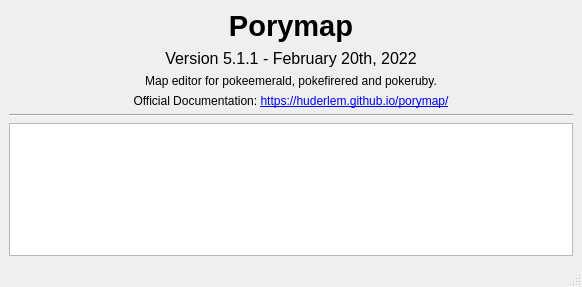
Old version of the form forms/aboutporymap.ui in the repository huderlem/porymap.
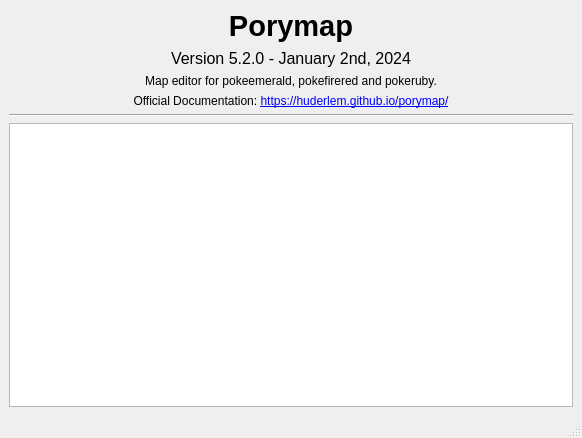
New version of the form.

```diff
--- a/forms/aboutporymap.ui
+++ b/forms/aboutporymap.ui
@@ -7,7 +7,7 @@
     <x>0</x>
     <y>0</y>
     <width>582</width>
-    <height>287</height>
+    <height>438</height>
    </rect>
   </property>
   <property name="windowTitle">
@@ -53,7 +53,7 @@
        </font>
       </property>
       <property name="text">
-       <string>Version 5.1.1 - February 20th, 2022</string>
+       <string>Version 5.2.0 - January 2nd, 2024</string>
       </property>
       <property name="alignment">
        <set>Qt::AlignCenter</set>
```
Left out of the diff: 2 changed lines with no effect on the pictures.
